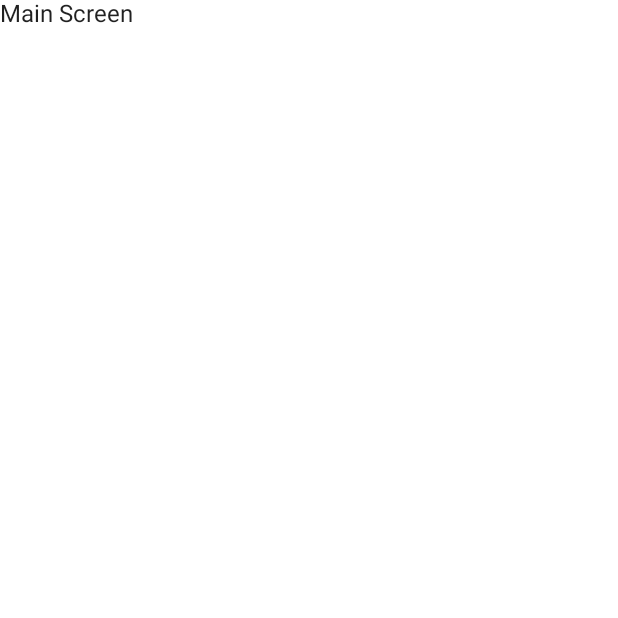
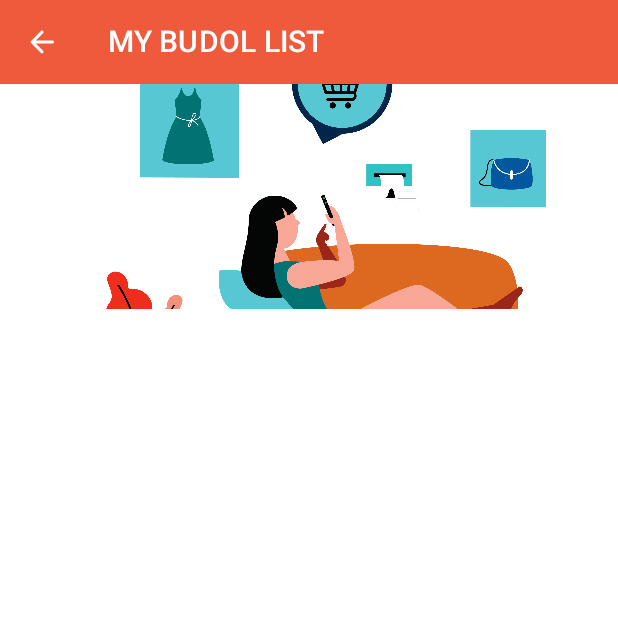
Before and after one commit to KarenCalulo0012/budol-notes-app, an Android app built with Jetpack Compose: the screen it shows after launch (MainActivity), on a phone screen of 412 x 824 dp, the top half of it. Before the commit the part shown is almost empty. Run offline under Robolectric (Android 15) with nearby library versions, the phone set to English and light mode, and no system bars.

Commit message:
Prepare Main Screen UI, Modify Theme

```diff
--- a/app/src/main/java/com/appscals/mybudolchecklistapp/presentation/appComponents/AppNavigation.kt
+++ b/app/src/main/java/com/appscals/mybudolchecklistapp/presentation/appComponents/AppNavigation.kt
@@ -1,11 +1,6 @@
 package com.appscals.mybudolchecklistapp.presentation.appComponents
 
-import androidx.compose.foundation.layout.Column
-import androidx.compose.foundation.layout.fillMaxSize
-import androidx.compose.material.Text
 import androidx.compose.runtime.Composable
-import androidx.compose.ui.Modifier
-import androidx.compose.ui.focus.focusModifier
 import androidx.navigation.compose.NavHost
 import androidx.navigation.compose.composable
 import androidx.navigation.compose.rememberNavController
@@ -18,9 +13,7 @@ fun AppNavigation() {
             SplashScreenAnimate(navController)
         }
         composable("main_screen") {
-            Column(modifier = Modifier.fillMaxSize()) {
-                Text(text = "Main Screen")
-            }
+            MainScreen(navController)
         }
 
     }
--- /dev/null
+++ b/app/src/main/java/com/appscals/mybudolchecklistapp/presentation/appComponents/AppToolBar.kt
@@ -0,0 +1,24 @@
+package com.appscals.mybudolchecklistapp.presentation.appComponents
+
+import androidx.compose.material.*
+import androidx.compose.material.icons.Icons
+import androidx.compose.material.icons.rounded.ArrowBack
+import androidx.compose.runtime.Composable
+import androidx.compose.ui.unit.dp
+
+@Composable
+fun AppToolBar(title: String) {
+    TopAppBar(
+        title = {
+            Text(text = title)
+        },
+        navigationIcon = {
+            IconButton(onClick = {}) {
+                Icon(Icons.Rounded.ArrowBack, "backIcon")
+            }
+        },
+        backgroundColor = MaterialTheme.colors.secondary,
+        contentColor = MaterialTheme.colors.background,
+        elevation = 0.dp
+    )
+}
--- /dev/null
+++ b/app/src/main/java/com/appscals/mybudolchecklistapp/presentation/appComponents/MainScreen.kt
@@ -0,0 +1,36 @@
+package com.appscals.mybudolchecklistapp.presentation.appComponents
+
+import androidx.compose.foundation.Image
+import androidx.compose.foundation.layout.Box
+import androidx.compose.foundation.layout.fillMaxWidth
+import androidx.compose.foundation.layout.requiredHeight
+import androidx.compose.material.Scaffold
+import androidx.compose.runtime.Composable
+import androidx.compose.ui.Modifier
+import androidx.compose.ui.layout.ContentScale
+import androidx.compose.ui.res.painterResource
+import androidx.compose.ui.unit.dp
+import androidx.navigation.NavController
+import com.appscals.mybudolchecklistapp.R
+
+@Composable
+fun MainScreen(navController: NavController) {
+
+    Scaffold(
+        topBar = { AppToolBar("MY BUDOL LIST") }
+    ) {
+        PageCoverPhoto()
+    }
+}
+
+@Composable
+fun PageCoverPhoto() {
+    Box(modifier = Modifier.fillMaxWidth()) {
+        Image(
+            painter = painterResource(id = R.drawable.cover_pic),
+            contentDescription = "cover",
+            modifier = Modifier.requiredHeight(150.dp),
+            contentScale = ContentScale.Crop,
+        )
+    }
+}
--- a/app/src/main/java/com/appscals/mybudolchecklistapp/ui/theme/Color.kt
+++ b/app/src/main/java/com/appscals/mybudolchecklistapp/ui/theme/Color.kt
@@ -6,3 +6,6 @@ val Purple200 = Color(0xFFBB86FC)
 val Purple500 = Color(0xFF6200EE)
 val Purple700 = Color(0xFF3700B3)
 val Teal200 = Color(0xFF03DAC5)
+// Custom App Palette
+val customOrange = Color(0xFFEF5A3D)
+val customBlue = Color(0XFF004DAA)
--- a/app/src/main/java/com/appscals/mybudolchecklistapp/ui/theme/Theme.kt
+++ b/app/src/main/java/com/appscals/mybudolchecklistapp/ui/theme/Theme.kt
@@ -7,15 +7,15 @@ import androidx.compose.material.lightColors
 import androidx.compose.runtime.Composable
 
 private val DarkColorPalette = darkColors(
-    primary = Purple200,
-    primaryVariant = Purple700,
-    secondary = Teal200
+    primary = customBlue,
+    primaryVariant = customOrange,
+    secondary = customOrange
 )
 
 private val LightColorPalette = lightColors(
-    primary = Purple500,
-    primaryVariant = Purple700,
-    secondary = Teal200
+    primary = customBlue,
+    primaryVariant = customOrange,
+    secondary = customOrange
 
     /* Other default colors to override
     background = Color.White,
```
Also changed, not shown: app/src/main/res/drawable/cover_pic.png (added).
